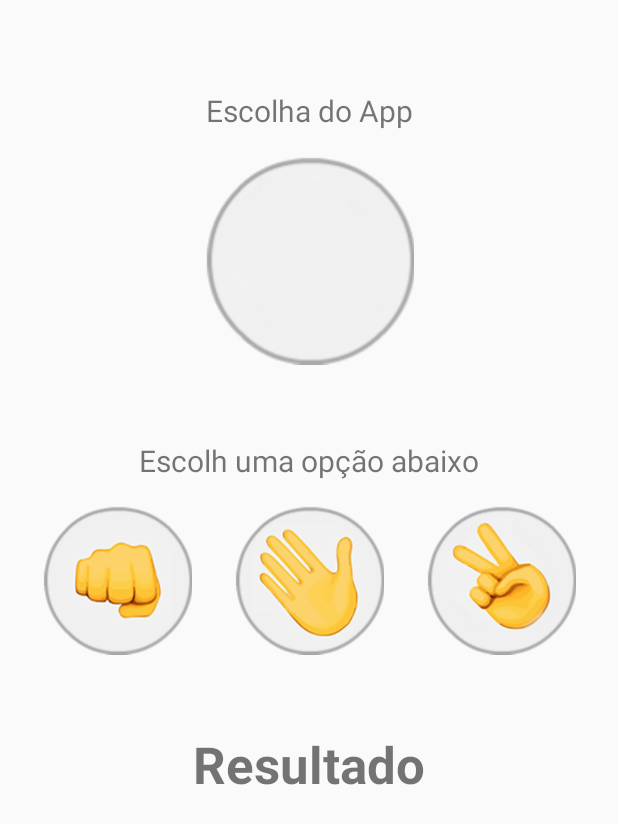
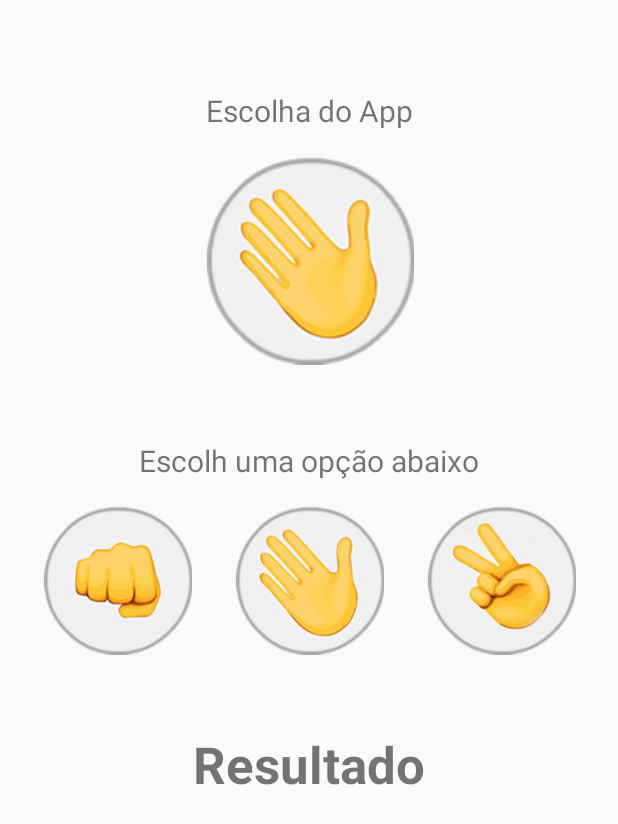
Before and after one commit to Joao-ar11/App-Pedra-Papel-Tesoura, an Android app built with Jetpack Compose: the screen it shows after launch (MainActivity), after a tap on an icon or button, on a phone screen of 412 x 824 dp. Shown: the top 824 px of the screen. Run offline under Robolectric (Android 15) with nearby library versions, the phone set to English and light mode, and no system bars.

Commit message:
Adiciona escolha aleatoria para o app com mudanca de imagem

```diff
--- a/src/main/java/com/joao_ar11/pedrapapeltesoura/MainActivity.java
+++ b/src/main/java/com/joao_ar11/pedrapapeltesoura/MainActivity.java
@@ -28,6 +28,29 @@ public class MainActivity extends ComponentActivity {
         verificarGanhador("Tesoura");
     }
 
+    public String gerarEscolhaAleatoria() {
+        String[] escolhas = { "Pedra", "Papel", "Tesoura" };
+        int indiceAleatorio = new Random().nextInt(3);
+        String escolhaApp = escolhas[indiceAleatorio];
+
+        ImageView imagemApp = findViewById(R.id.image_app);
+
+        switch (escolhaApp) {
+            case "Pedra":
+                imagemApp.setImageResource(R.drawable.pedra);
+                break;
+            case "Papel":
+                imagemApp.setImageResource(R.drawable.papel);
+                break;
+            case "Tesoura":
+                imagemApp.setImageResource(R.drawable.tesoura);
+                break;
+        }
+
+        return escolhaApp;
+    }
+
     public void verificarGanhador(String escolhaUsuario) {
+        String escolhaApp = gerarEscolhaAleatoria();
     }
 }
```
